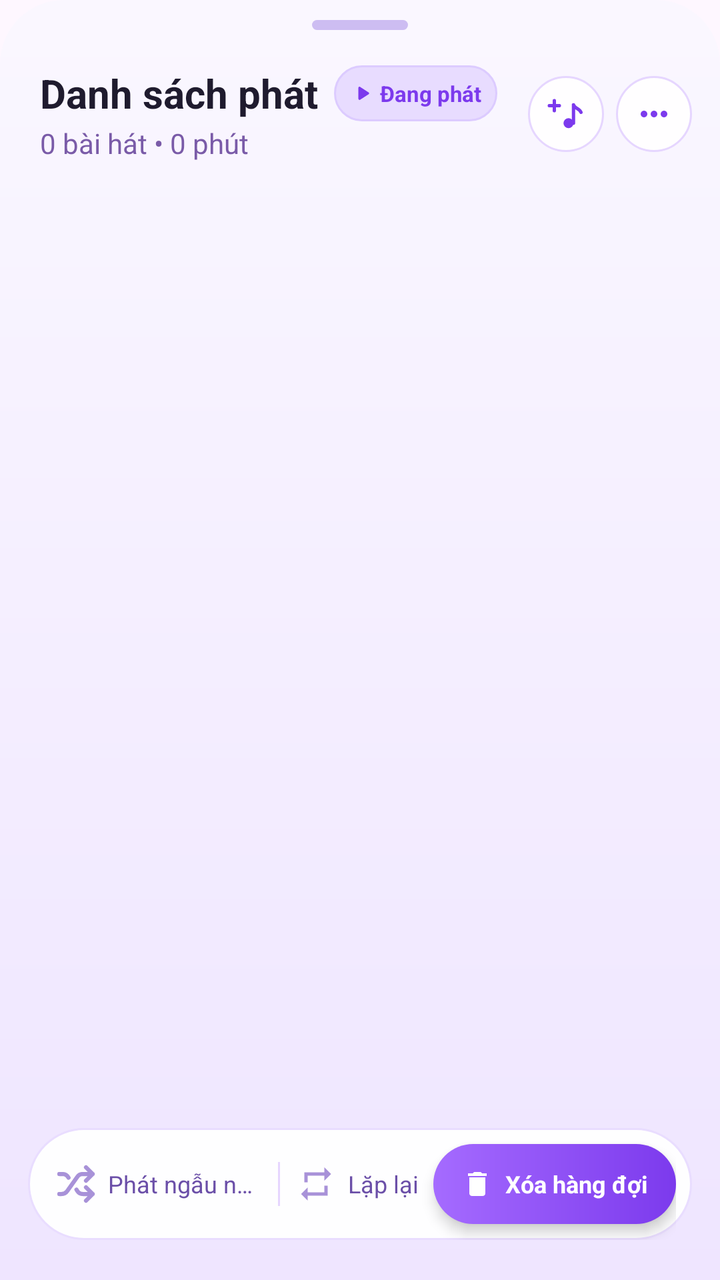
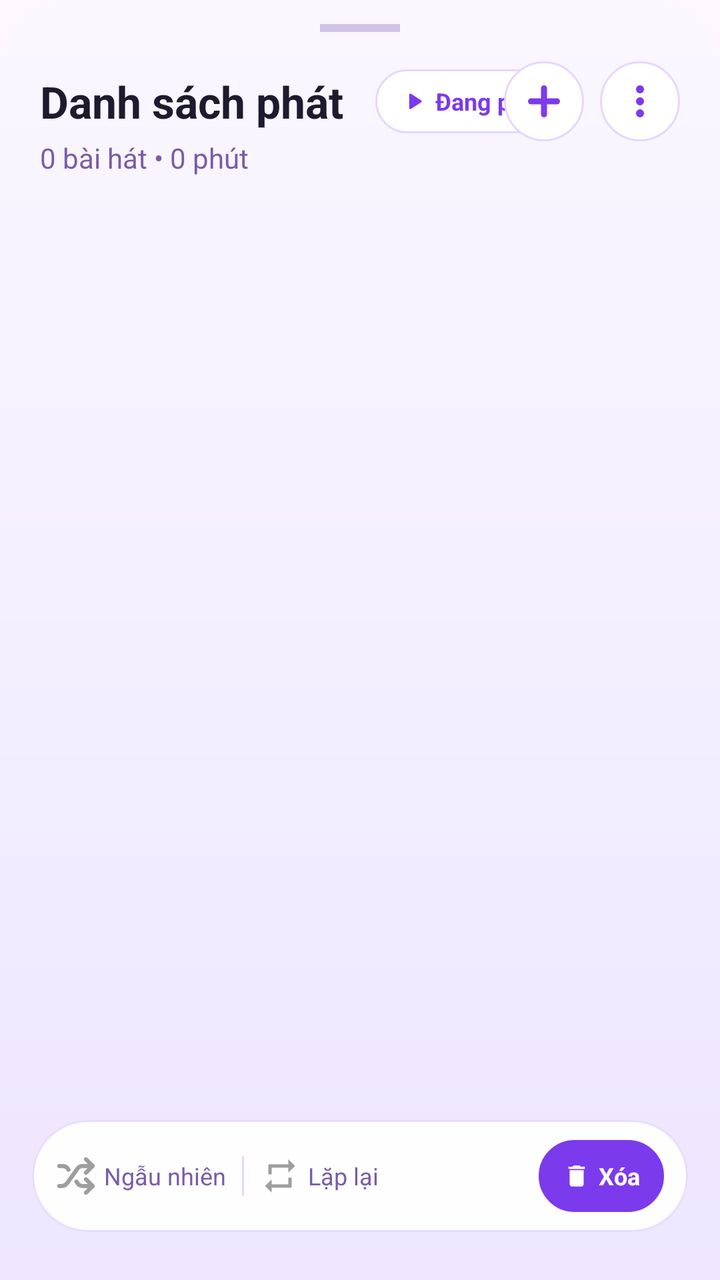

Two renders of the same Android screen: before a commit and after it. Below are the layout's source before the change and the commit's diff.
<!-- AndroidManifest.xml: application theme Theme.LocalMusic -->
<!-- res/layout/bottom_sheet_queue.xml -->
<?xml version="1.0" encoding="utf-8"?>
<androidx.constraintlayout.widget.ConstraintLayout xmlns:android="http://schemas.android.com/apk/res/android"
    xmlns:app="http://schemas.android.com/apk/res-auto"
    android:layout_width="match_parent"
    android:layout_height="match_parent"
    android:background="@drawable/bg_bottom_sheet_rounded">

    
    <View
        android:id="@+id/dragHandle"
        android:layout_width="48dp"
        android:layout_height="5dp"
        android:layout_marginTop="10dp"
        android:background="@drawable/bg_drag_handle"
        app:layout_constraintEnd_toEndOf="parent"
        app:layout_constraintStart_toStartOf="parent"
        app:layout_constraintTop_toTopOf="parent" />

    
    <TextView
        android:id="@+id/tvPlaylistTitle"
        android:layout_width="wrap_content"
        android:layout_height="wrap_content"
        android:layout_marginStart="20dp"
        android:layout_marginTop="18dp"
        android:ellipsize="end"
        android:maxLines="1"
        android:text="Danh sách phát"
        android:textColor="#1F1B2E"
        android:textSize="20sp"
        android:textStyle="bold"
        app:layout_constrainedWidth="true"
        app:layout_constraintEnd_toStartOf="@id/pillPlaying"
        app:layout_constraintHorizontal_bias="0"
        app:layout_constraintHorizontal_chainStyle="packed"
        app:layout_constraintStart_toStartOf="parent"
        app:layout_constraintTop_toBottomOf="@id/dragHandle" />

    <TextView
        android:id="@+id/tvPlaylistSubtitle"
        android:layout_width="wrap_content"
        android:layout_height="wrap_content"
        android:layout_marginTop="2dp"
        android:text="0 bài hát • 0 phút"
        android:textColor="#7A5BA8"
        android:textSize="14sp"
        app:layout_constraintStart_toStartOf="@id/tvPlaylistTitle"
        app:layout_constraintTop_toBottomOf="@id/tvPlaylistTitle" />

    
    <LinearLayout
        android:id="@+id/pillPlaying"
        android:layout_width="wrap_content"
        android:layout_height="28dp"
        android:layout_marginStart="8dp"
        android:layout_marginEnd="8dp"
        android:background="@drawable/bg_pill_playing"
        android:gravity="center_vertical"
        android:orientation="horizontal"
        android:paddingHorizontal="8dp"
        app:layout_constrainedWidth="true"
        app:layout_constraintBottom_toBottomOf="@id/tvPlaylistTitle"
        app:layout_constraintEnd_toStartOf="@id/btnAddSong"
        app:layout_constraintHorizontal_bias="0"
        app:layout_constraintStart_toEndOf="@id/tvPlaylistTitle"
        app:layout_constraintTop_toTopOf="@id/tvPlaylistTitle">

        <ImageView
            android:layout_width="12dp"
            android:layout_height="12dp"
            android:src="@drawable/ic_np_play"
            app:tint="#7C3AED" />

        <TextView
            android:layout_width="wrap_content"
            android:layout_height="wrap_content"
            android:layout_marginStart="3dp"
            android:maxLines="1"
            android:text="Đang phát"
            android:textColor="#7C3AED"
            android:textSize="11sp"
            android:textStyle="bold" />
    </LinearLayout>

    
    <ImageView
        android:id="@+id/btnAddSong"
        android:layout_width="38dp"
        android:layout_height="38dp"
        android:layout_marginEnd="6dp"
        android:background="@drawable/bg_sheet_circle_btn"
        android:padding="9dp"
        android:src="@drawable/ic_add_music"
        app:layout_constraintBottom_toBottomOf="@id/tvPlaylistSubtitle"
        app:layout_constraintEnd_toStartOf="@id/btnMoreOptions"
        app:layout_constraintTop_toTopOf="@id/tvPlaylistTitle"
        app:tint="#7C3AED" />

    <ImageView
        android:id="@+id/btnMoreOptions"
        android:layout_width="38dp"
        android:layout_height="38dp"
        android:layout_marginEnd="14dp"
        android:background="@drawable/bg_sheet_circle_btn"
        android:padding="9dp"
        android:src="@drawable/ic_more_horiz"
        app:layout_constraintBottom_toBottomOf="@id/tvPlaylistSubtitle"
        app:layout_constraintEnd_toEndOf="parent"
        app:layout_constraintTop_toTopOf="@id/tvPlaylistTitle"
        app:tint="#7C3AED" />

    
    <androidx.recyclerview.widget.RecyclerView
        android:id="@+id/rvQueue"
        android:layout_width="match_parent"
        android:layout_height="0dp"
        android:layout_marginTop="14dp"
        android:clipToPadding="false"
        android:paddingHorizontal="12dp"
        android:paddingBottom="110dp"
        app:layout_constraintBottom_toBottomOf="parent"
        app:layout_constraintTop_toBottomOf="@id/tvPlaylistSubtitle" />

    
    <LinearLayout
        android:id="@+id/bottomBar"
        android:layout_width="match_parent"
        android:layout_height="56dp"
        android:layout_marginHorizontal="14dp"
        android:layout_marginBottom="20dp"
        android:background="@drawable/bg_floating_bottom_bar"
        android:elevation="8dp"
        android:gravity="center_vertical"
        android:orientation="horizontal"
        android:paddingStart="14dp"
        android:paddingEnd="8dp"
        app:layout_constraintBottom_toBottomOf="parent">

        
        <LinearLayout
            android:id="@+id/groupShuffle"
            android:layout_width="0dp"
            android:layout_height="match_parent"
            android:layout_weight="1.5"
            android:clickable="true"
            android:focusable="true"
            android:gravity="center_vertical"
            android:orientation="horizontal">

            <ImageView
                android:id="@+id/btnShuffleBottom"
                android:layout_width="20dp"
                android:layout_height="20dp"
                android:src="@drawable/ic_shuffle"
                app:tint="#A892D8" />

            <TextView
                android:layout_width="0dp"
                android:layout_height="wrap_content"
                android:layout_marginStart="6dp"
                android:layout_weight="1"
                android:ellipsize="end"
                android:maxLines="1"
                android:text="Phát ngẫu nhiên"
                android:textColor="#6B4FA8"
                android:textSize="12sp" />
        </LinearLayout>

        <View
            android:layout_width="1dp"
            android:layout_height="22dp"
            android:layout_marginHorizontal="8dp"
            android:background="#E6D6FF" />

        
        <LinearLayout
            android:id="@+id/groupRepeat"
            android:layout_width="0dp"
            android:layout_height="match_parent"
            android:layout_weight="1"
            android:clickable="true"
            android:focusable="true"
            android:gravity="center_vertical"
            android:orientation="horizontal">

            <ImageView
                android:id="@+id/btnRepeatBottom"
                android:layout_width="20dp"
                android:layout_height="20dp"
                android:src="@drawable/ic_repeat"
                app:tint="#A892D8" />

            <TextView
                android:layout_width="0dp"
                android:layout_height="wrap_content"
                android:layout_marginStart="6dp"
                android:layout_weight="1"
                android:ellipsize="end"
                android:maxLines="1"
                android:text="Lặp lại"
                android:textColor="#6B4FA8"
                android:textSize="12sp" />
        </LinearLayout>

        
        <LinearLayout
            android:id="@+id/btnClearQueue"
            android:layout_width="wrap_content"
            android:layout_height="40dp"
            android:background="@drawable/bg_clear_queue_btn"
            android:elevation="4dp"
            android:gravity="center"
            android:orientation="horizontal"
            android:paddingHorizontal="14dp">

            <ImageView
                android:layout_width="16dp"
                android:layout_height="16dp"
                android:src="@drawable/ic_clear_all"
                app:tint="#FFFFFF" />

            <TextView
                android:layout_width="wrap_content"
                android:layout_height="wrap_content"
                android:layout_marginStart="6dp"
                android:maxLines="1"
                android:text="Xóa hàng đợi"
                android:textColor="#FFFFFF"
                android:textSize="12sp"
                android:textStyle="bold" />
        </LinearLayout>
    </LinearLayout>

</androidx.constraintlayout.widget.ConstraintLayout>
<!-- resources referenced by this layout -->
<resources>
  <!-- drawable bg_clear_queue_btn (drawable) -->
  <?xml version="1.0" encoding="utf-8"?>
  <shape xmlns:android="http://schemas.android.com/apk/res/android"
      android:shape="rectangle">
      <gradient
          android:angle="0"
          android:startColor="#A56BFF"
          android:endColor="#7C3AED" />
      <corners android:radius="22dp" />
  </shape>
  <!-- drawable bg_drag_handle (drawable) -->
  <?xml version="1.0" encoding="utf-8"?>
  <shape xmlns:android="http://schemas.android.com/apk/res/android"
      android:shape="rectangle">
      <solid android:color="#CDBDF2" />
      <corners android:radius="3dp" />
  </shape>
  <!-- drawable bg_floating_bottom_bar (drawable) -->
  <?xml version="1.0" encoding="utf-8"?>
  <shape xmlns:android="http://schemas.android.com/apk/res/android"
      android:shape="rectangle">
      <solid android:color="#F5FFFFFF" />
      <corners android:radius="28dp" />
      <stroke android:width="1dp" android:color="#E9DDFF" />
  </shape>
  <!-- drawable bg_pill_playing (drawable) -->
  <?xml version="1.0" encoding="utf-8"?>
  <shape xmlns:android="http://schemas.android.com/apk/res/android"
      android:shape="rectangle">
      <solid android:color="#E8DCFF" />
      <corners android:radius="16dp" />
      <stroke android:width="1dp" android:color="#DCCBFF" />
  </shape>
  <!-- drawable bg_sheet_circle_btn (drawable) -->
  <?xml version="1.0" encoding="utf-8"?>
  <shape xmlns:android="http://schemas.android.com/apk/res/android"
      android:shape="oval">
      <solid android:color="#F2FFFFFF" />
      <stroke android:width="1dp" android:color="#E6D6FF" />
  </shape>
  <!-- drawable ic_add_music (drawable) -->
  <vector xmlns:android="http://schemas.android.com/apk/res/android"
      android:width="24dp"
      android:height="24dp"
      android:viewportWidth="24"
      android:viewportHeight="24">
      
      <path
          android:pathData="M5,4 V10 M2,7 H8"
          android:strokeColor="#000000"
          android:strokeWidth="2"
          android:strokeLineCap="round" />
      
      <path
          android:fillColor="#000000"
          android:pathData="M10.5,17.5 a3,3 0 1,0 6,0 a3,3 0 1,0 -6,0 Z" />
      <path
          android:pathData="M16.5,17.5 V6.5 M16.5,6.5 C17.5,9 20,8.5 21,11"
          android:strokeColor="#000000"
          android:strokeWidth="2"
          android:strokeLineCap="round" />
  </vector>
  <!-- drawable ic_clear_all (drawable) -->
  <vector xmlns:android="http://schemas.android.com/apk/res/android"
      android:width="24dp"
      android:height="24dp"
      android:viewportWidth="24"
      android:viewportHeight="24">
    <path
        android:fillColor="#000000"
        android:pathData="M6,19c0,1.1 0.9,2 2,2h8c1.1,0 2,-0.9 2,-2V7H6v12zM19,4h-3.5l-1,-1h-5l-1,1H5v2h14V4z"/>
  </vector>
  <!-- drawable ic_more_horiz (drawable) -->
  <vector xmlns:android="http://schemas.android.com/apk/res/android"
      android:width="24dp"
      android:height="24dp"
      android:viewportWidth="24"
      android:viewportHeight="24">
      
      <path
          android:fillColor="#000000"
          android:pathData="M4,12 a2,2 0 1,0 4,0 a2,2 0 1,0 -4,0 Z M10,12 a2,2 0 1,0 4,0 a2,2 0 1,0 -4,0 Z M16,12 a2,2 0 1,0 4,0 a2,2 0 1,0 -4,0 Z" />
  </vector>
  <!-- drawable ic_repeat (drawable) -->
  <vector xmlns:android="http://schemas.android.com/apk/res/android" android:width="24dp" android:height="24dp" android:viewportWidth="24" android:viewportHeight="24">
      <path android:fillColor="#8B3DFF" android:pathData="M7,7h10v3l4,-4 -4,-4v3H5v6h2V7zm10,10H7v-3l-4,4 4,4v-3h12v-6h-2v4z"/>
  </vector>
  <style name="Theme.LocalMusic" parent="Theme.Material3.Light.NoActionBar">
          <item name="android:statusBarColor">@color/white</item>
          <item name="android:windowLightStatusBar">true</item>
          <item name="android:windowSplashScreenBackground">#000000</item>
          <item name="android:windowSplashScreenAnimatedIcon">@drawable/logo</item>
      </style>
  <color name="white">#FFFFFF</color>
  <!-- unchanged entries left out for length: 4 -->
</resources>

<!-- the commit's change to res/layout/bottom_sheet_queue.xml (unified diff, before → after) -->
@@ -8,223 +8,270 @@
     
     <View
         android:id="@+id/dragHandle"
-        android:layout_width="48dp"
-        android:layout_height="5dp"
-        android:layout_marginTop="10dp"
-        android:background="@drawable/bg_drag_handle"
+        android:layout_width="40dp"
+        android:layout_height="4dp"
+        android:layout_marginTop="12dp"
+        android:background="#D1C4E9"
         app:layout_constraintEnd_toEndOf="parent"
         app:layout_constraintStart_toStartOf="parent"
         app:layout_constraintTop_toTopOf="parent" />
 
     
-    <TextView
-        android:id="@+id/tvPlaylistTitle"
-        android:layout_width="wrap_content"
+    <androidx.constraintlayout.widget.ConstraintLayout
+        android:id="@+id/layoutNormalHeader"
+        android:layout_width="match_parent"
         android:layout_height="wrap_content"
-        android:layout_marginStart="20dp"
-        android:layout_marginTop="18dp"
-        android:ellipsize="end"
-        android:maxLines="1"
-        android:text="Danh sách phát"
-        android:textColor="#1F1B2E"
-        android:textSize="20sp"
-        android:textStyle="bold"
-        app:layout_constrainedWidth="true"
-        app:layout_constraintEnd_toStartOf="@id/pillPlaying"
-        app:layout_constraintHorizontal_bias="0"
-        app:layout_constraintHorizontal_chainStyle="packed"
-        app:layout_constraintStart_toStartOf="parent"
-        app:layout_constraintTop_toBottomOf="@id/dragHandle" />
-
-    <TextView
-        android:id="@+id/tvPlaylistSubtitle"
-        android:layout_width="wrap_content"
+        app:layout_constraintTop_toBottomOf="@id/dragHandle">
+
+        <TextView
+            android:id="@+id/tvPlaylistTitle"
+            android:layout_width="wrap_content"
+            android:layout_height="wrap_content"
+            android:layout_marginStart="20dp"
+            android:layout_marginTop="20dp"
+            android:text="Danh sách phát"
+            android:textColor="#1F1B2E"
+            android:textSize="22sp"
+            android:textStyle="bold"
+            app:layout_constraintStart_toStartOf="parent"
+            app:layout_constraintTop_toTopOf="parent" />
+
+        <TextView
+            android:id="@+id/tvPlaylistSubtitle"
+            android:layout_width="wrap_content"
+            android:layout_height="wrap_content"
+            android:layout_marginTop="4dp"
+            android:text="0 bài hát • 0 phút"
+            android:textColor="#7A5BA8"
+            android:textSize="14sp"
+            app:layout_constraintStart_toStartOf="@id/tvPlaylistTitle"
+            app:layout_constraintTop_toBottomOf="@id/tvPlaylistTitle" />
+
+        <LinearLayout
+            android:id="@+id/pillPlaying"
+            android:layout_width="wrap_content"
+            android:layout_height="32dp"
+            android:layout_marginStart="16dp"
+            android:background="@drawable/bg_pill_button_light"
+            android:gravity="center_vertical"
+            android:orientation="horizontal"
+            android:paddingHorizontal="12dp"
+            app:layout_constraintBottom_toBottomOf="@id/tvPlaylistTitle"
+            app:layout_constraintStart_toEndOf="@id/tvPlaylistTitle"
+            app:layout_constraintTop_toTopOf="@id/tvPlaylistTitle">
+
+            <ImageView
+                android:layout_width="14dp"
+                android:layout_height="14dp"
+                android:src="@drawable/ic_np_play"
+                app:tint="#7C3AED" />
+
+            <TextView
+                android:layout_width="wrap_content"
+                android:layout_height="wrap_content"
+                android:layout_marginStart="4dp"
+                android:text="Đang phát"
+                android:textColor="#7C3AED"
+                android:textSize="12sp"
+                android:textStyle="bold" />
+        </LinearLayout>
+
+        <ImageView
+            android:id="@+id/btnAddSong"
+            android:layout_width="40dp"
+            android:layout_height="40dp"
+            android:layout_marginEnd="8dp"
+            android:background="@drawable/bg_pill_button_light"
+            android:padding="8dp"
+            android:src="@drawable/ic_add_purple"
+            app:layout_constraintBottom_toBottomOf="@id/pillPlaying"
+            app:layout_constraintEnd_toStartOf="@id/btnMoreOptions"
+            app:layout_constraintTop_toTopOf="@id/pillPlaying"
+            app:tint="#7C3AED" />
+
+        <ImageView
+            android:id="@+id/btnMoreOptions"
+            android:layout_width="40dp"
+            android:layout_height="40dp"
+            android:layout_marginEnd="20dp"
+            android:background="@drawable/bg_pill_button_light"
+            android:padding="8dp"
+            android:src="@drawable/ic_more_vert"
+            app:layout_constraintBottom_toBottomOf="@id/pillPlaying"
+            app:layout_constraintEnd_toEndOf="parent"
+            app:layout_constraintTop_toTopOf="@id/pillPlaying"
+            app:tint="#7C3AED" />
+    </androidx.constraintlayout.widget.ConstraintLayout>
+
+    
+    <androidx.constraintlayout.widget.ConstraintLayout
+        android:id="@+id/layoutSelectionHeader"
+        android:layout_width="match_parent"
         android:layout_height="wrap_content"
-        android:layout_marginTop="2dp"
-        android:text="0 bài hát • 0 phút"
-        android:textColor="#7A5BA8"
-        android:textSize="14sp"
-        app:layout_constraintStart_toStartOf="@id/tvPlaylistTitle"
-        app:layout_constraintTop_toBottomOf="@id/tvPlaylistTitle" />
-
-    
-    <LinearLayout
-        android:id="@+id/pillPlaying"
-        android:layout_width="wrap_content"
-        android:layout_height="28dp"
-        android:layout_marginStart="8dp"
-        android:layout_marginEnd="8dp"
-        android:background="@drawable/bg_pill_playing"
-        android:gravity="center_vertical"
-        android:orientation="horizontal"
-        android:paddingHorizontal="8dp"
-        app:layout_constrainedWidth="true"
-        app:layout_constraintBottom_toBottomOf="@id/tvPlaylistTitle"
-        app:layout_constraintEnd_toStartOf="@id/btnAddSong"
-        app:layout_constraintHorizontal_bias="0"
-        app:layout_constraintStart_toEndOf="@id/tvPlaylistTitle"
-        app:layout_constraintTop_toTopOf="@id/tvPlaylistTitle">
-
-        <ImageView
-            android:layout_width="12dp"
-            android:layout_height="12dp"
-            android:src="@drawable/ic_np_play"
-            app:tint="#7C3AED" />
-
-        <TextView
-            android:layout_width="wrap_content"
-            android:layout_height="wrap_content"
-            android:layout_marginStart="3dp"
-            android:maxLines="1"
-            android:text="Đang phát"
-            android:textColor="#7C3AED"
-            android:textSize="11sp"
-            android:textStyle="bold" />
-    </LinearLayout>
-
-    
-    <ImageView
-        android:id="@+id/btnAddSong"
-        android:layout_width="38dp"
-        android:layout_height="38dp"
-        android:layout_marginEnd="6dp"
-        android:background="@drawable/bg_sheet_circle_btn"
-        android:padding="9dp"
-        android:src="@drawable/ic_add_music"
-        app:layout_constraintBottom_toBottomOf="@id/tvPlaylistSubtitle"
-        app:layout_constraintEnd_toStartOf="@id/btnMoreOptions"
-        app:layout_constraintTop_toTopOf="@id/tvPlaylistTitle"
-        app:tint="#7C3AED" />
-
-    <ImageView
-        android:id="@+id/btnMoreOptions"
-        android:layout_width="38dp"
-        android:layout_height="38dp"
-        android:layout_marginEnd="14dp"
-        android:background="@drawable/bg_sheet_circle_btn"
-        android:padding="9dp"
-        android:src="@drawable/ic_more_horiz"
-        app:layout_constraintBottom_toBottomOf="@id/tvPlaylistSubtitle"
-        app:layout_constraintEnd_toEndOf="parent"
-        app:layout_constraintTop_toTopOf="@id/tvPlaylistTitle"
-        app:tint="#7C3AED" />
+        android:visibility="gone"
+        app:layout_constraintTop_toBottomOf="@id/dragHandle">
+
+        
+        <LinearLayout
+            android:id="@+id/btnSelectAll"
+            android:layout_width="wrap_content"
+            android:layout_height="wrap_content"
+            android:layout_marginStart="20dp"
+            android:layout_marginTop="20dp"
+            android:gravity="center_vertical"
+            android:orientation="horizontal"
+            app:layout_constraintStart_toStartOf="parent"
+            app:layout_constraintTop_toTopOf="parent">
+
+            <ImageView
+                android:id="@+id/ivSelectAllIcon"
+                android:layout_width="24dp"
+                android:layout_height="24dp"
+                android:src="@drawable/ic_check_circle_outline"
+                app:tint="#7A5BA8" />
+
+            <TextView
+                android:layout_width="wrap_content"
+                android:layout_height="wrap_content"
+                android:layout_marginStart="8dp"
+                android:text="Tất cả"
+                android:textColor="#1F1B2E"
+                android:textSize="14sp" />
+        </LinearLayout>
+
+        <TextView
+            android:id="@+id/tvSelectedCount"
+            android:layout_width="wrap_content"
+            android:layout_height="wrap_content"
+            android:text="Đã chọn 0"
+            android:textColor="#1F1B2E"
+            android:textSize="18sp"
+            android:textStyle="bold"
+            app:layout_constraintBottom_toBottomOf="@id/btnSelectAll"
+            app:layout_constraintEnd_toEndOf="parent"
+            app:layout_constraintStart_toStartOf="parent"
+            app:layout_constraintTop_toTopOf="@id/btnSelectAll" />
+
+        
+        <LinearLayout
+            android:layout_width="wrap_content"
+            android:layout_height="wrap_content"
+            android:layout_marginEnd="20dp"
+            android:gravity="center_vertical"
+            android:orientation="horizontal"
+            app:layout_constraintBottom_toBottomOf="@id/btnSelectAll"
+            app:layout_constraintEnd_toEndOf="parent"
+            app:layout_constraintTop_toTopOf="@id/btnSelectAll">
+
+            <ImageView
+                android:id="@+id/btnDeleteSelected"
+                android:layout_width="32dp"
+                android:layout_height="32dp"
+                android:background="?attr/selectableItemBackgroundBorderless"
+                android:padding="6dp"
+                android:src="@drawable/ic_clear_all"
+                app:tint="#FF3B5C" />
+
+            <ImageView
+                android:id="@+id/btnCancelSelection"
+                android:layout_width="32dp"
+                android:layout_height="32dp"
+                android:layout_marginStart="12dp"
+                android:background="?attr/selectableItemBackgroundBorderless"
+                android:padding="6dp"
+                android:src="@drawable/ic_close"
+                app:tint="#1F1B2E" />
+        </LinearLayout>
+    </androidx.constraintlayout.widget.ConstraintLayout>
 
     
     <androidx.recyclerview.widget.RecyclerView
         android:id="@+id/rvQueue"
         android:layout_width="match_parent"
         android:layout_height="0dp"
-        android:layout_marginTop="14dp"
+        android:layout_marginTop="16dp"
         android:clipToPadding="false"
-        android:paddingHorizontal="12dp"
-        android:paddingBottom="110dp"
+        android:paddingHorizontal="16dp"
+        android:paddingBottom="100dp"
         app:layout_constraintBottom_toBottomOf="parent"
-        app:layout_constraintTop_toBottomOf="@id/tvPlaylistSubtitle" />
+        app:layout_constraintTop_toBottomOf="@id/layoutNormalHeader" />
 
     
     <LinearLayout
         android:id="@+id/bottomBar"
         android:layout_width="match_parent"
         android:layout_height="56dp"
-        android:layout_marginHorizontal="14dp"
-        android:layout_marginBottom="20dp"
+        android:layout_marginHorizontal="16dp"
+        android:layout_marginBottom="24dp"
         android:background="@drawable/bg_floating_bottom_bar"
         android:elevation="8dp"
         android:gravity="center_vertical"
         android:orientation="horizontal"
-        android:paddingStart="14dp"
-        android:paddingEnd="8dp"
+        android:paddingHorizontal="12dp"
         app:layout_constraintBottom_toBottomOf="parent">
 
-        
-        <LinearLayout
-            android:id="@+id/groupShuffle"
-            android:layout_width="0dp"
-            android:layout_height="match_parent"
-            android:layout_weight="1.5"
-            android:clickable="true"
-            android:focusable="true"
-            android:gravity="center_vertical"
-            android:orientation="horizontal">
-
-            <ImageView
-                android:id="@+id/btnShuffleBottom"
-                android:layout_width="20dp"
-                android:layout_height="20dp"
-                android:src="@drawable/ic_shuffle"
-                app:tint="#A892D8" />
-
-            <TextView
-                android:layout_width="0dp"
-                android:layout_height="wrap_content"
-                android:layout_marginStart="6dp"
-                android:layout_weight="1"
-                android:ellipsize="end"
-                android:maxLines="1"
-                android:text="Phát ngẫu nhiên"
-                android:textColor="#6B4FA8"
-                android:textSize="12sp" />
-        </LinearLayout>
+        <ImageView
+            android:id="@+id/btnShuffleBottom"
+            android:layout_width="20dp"
+            android:layout_height="20dp"
+            android:src="@drawable/ic_shuffle"
+            app:tint="#9E9E9E" />
+
+        <TextView
+            android:layout_width="wrap_content"
+            android:layout_height="wrap_content"
+            android:layout_marginStart="4dp"
+            android:text="Ngẫu nhiên"
+            android:textColor="#7A5BA8"
+            android:textSize="12sp" />
 
         <View
             android:layout_width="1dp"
-            android:layout_height="22dp"
+            android:layout_height="20dp"
             android:layout_marginHorizontal="8dp"
             android:background="#E6D6FF" />
 
-        
-        <LinearLayout
-            android:id="@+id/groupRepeat"
+        <ImageView
+            android:id="@+id/btnRepeatBottom"
+            android:layout_width="20dp"
+            android:layout_height="20dp"
+            android:src="@drawable/ic_repeat"
+            app:tint="#9E9E9E" />
+
+        <TextView
+            android:layout_width="wrap_content"
+            android:layout_height="wrap_content"
+            android:layout_marginStart="4dp"
+            android:text="Lặp lại"
+            android:textColor="#7A5BA8"
+            android:textSize="12sp" />
+
+        <Space
             android:layout_width="0dp"
-            android:layout_height="match_parent"
-            android:layout_weight="1"
-            android:clickable="true"
-            android:focusable="true"
-            android:gravity="center_vertical"
-            android:orientation="horizontal">
-
-            <ImageView
-                android:id="@+id/btnRepeatBottom"
-                android:layout_width="20dp"
-                android:layout_height="20dp"
-                android:src="@drawable/ic_repeat"
-                app:tint="#A892D8" />
-
-            <TextView
-                android:layout_width="0dp"
-                android:layout_height="wrap_content"
-                android:layout_marginStart="6dp"
-                android:layout_weight="1"
-                android:ellipsize="end"
-                android:maxLines="1"
-                android:text="Lặp lại"
-                android:textColor="#6B4FA8"
-                android:textSize="12sp" />
-        </LinearLayout>
-
-        
+            android:layout_height="wrap_content"
+            android:layout_weight="1" />
+
         <LinearLayout
             android:id="@+id/btnClearQueue"
             android:layout_width="wrap_content"
-            android:layout_height="40dp"
-            android:background="@drawable/bg_clear_queue_btn"
-            android:elevation="4dp"
-            android:gravity="center"
-            android:orientation="horizontal"
-            android:paddingHorizontal="14dp">
-
-            <ImageView
-                android:layout_width="16dp"
-                android:layout_height="16dp"
+            android:layout_height="36dp"
+            android:background="@drawable/bg_pill_button_light"
+            android:backgroundTint="#7C3AED"
+            android:gravity="center_vertical"
+            android:orientation="horizontal"
+            android:paddingHorizontal="12dp">
+
+            <ImageView
+                android:layout_width="14dp"
+                android:layout_height="14dp"
                 android:src="@drawable/ic_clear_all"
                 app:tint="#FFFFFF" />
 
             <TextView
                 android:layout_width="wrap_content"
                 android:layout_height="wrap_content"
-                android:layout_marginStart="6dp"
-                android:maxLines="1"
-                android:text="Xóa hàng đợi"
+                android:layout_marginStart="4dp"
+                android:text="Xóa"
                 android:textColor="#FFFFFF"
                 android:textSize="12sp"
                 android:textStyle="bold" />
<!-- resource entries referenced after the edit -->
@@ -1,22 +1,5 @@
 <!-- resources referenced by this layout -->
 <resources>
-  <!-- drawable bg_clear_queue_btn (drawable) -->
-  <?xml version="1.0" encoding="utf-8"?>
-  <shape xmlns:android="http://schemas.android.com/apk/res/android"
-      android:shape="rectangle">
-      <gradient
-          android:angle="0"
-          android:startColor="#A56BFF"
-          android:endColor="#7C3AED" />
-      <corners android:radius="22dp" />
-  </shape>
-  <!-- drawable bg_drag_handle (drawable) -->
-  <?xml version="1.0" encoding="utf-8"?>
-  <shape xmlns:android="http://schemas.android.com/apk/res/android"
-      android:shape="rectangle">
-      <solid android:color="#CDBDF2" />
-      <corners android:radius="3dp" />
-  </shape>
   <!-- drawable bg_floating_bottom_bar (drawable) -->
   <?xml version="1.0" encoding="utf-8"?>
   <shape xmlns:android="http://schemas.android.com/apk/res/android"
@@ -25,42 +8,32 @@
       <corners android:radius="28dp" />
       <stroke android:width="1dp" android:color="#E9DDFF" />
   </shape>
-  <!-- drawable bg_pill_playing (drawable) -->
+  <!-- drawable bg_pill_button_light (drawable) -->
   <?xml version="1.0" encoding="utf-8"?>
-  <shape xmlns:android="http://schemas.android.com/apk/res/android"
-      android:shape="rectangle">
-      <solid android:color="#E8DCFF" />
-      <corners android:radius="16dp" />
-      <stroke android:width="1dp" android:color="#DCCBFF" />
-  </shape>
-  <!-- drawable bg_sheet_circle_btn (drawable) -->
-  <?xml version="1.0" encoding="utf-8"?>
-  <shape xmlns:android="http://schemas.android.com/apk/res/android"
-      android:shape="oval">
-      <solid android:color="#F2FFFFFF" />
+  <shape xmlns:android="http://schemas.android.com/apk/res/android">
+      <solid android:color="#FFFFFF" />
+      <corners android:radius="24dp" />
       <stroke android:width="1dp" android:color="#E6D6FF" />
   </shape>
-  <!-- drawable ic_add_music (drawable) -->
+  <!-- drawable ic_add_purple (drawable) -->
+  <vector xmlns:android="http://schemas.android.com/apk/res/android"
+      android:width="24dp" android:height="24dp"
+      android:viewportWidth="24" android:viewportHeight="24">
+      <path
+          android:pathData="M12,5.5 v13 M5.5,12 h13"
+          android:strokeColor="#B45CFF"
+          android:strokeWidth="3.0"
+          android:strokeLineCap="round" />
+  </vector>
+  <!-- drawable ic_check_circle_outline (drawable) -->
   <vector xmlns:android="http://schemas.android.com/apk/res/android"
       android:width="24dp"
       android:height="24dp"
       android:viewportWidth="24"
       android:viewportHeight="24">
-      
-      <path
-          android:pathData="M5,4 V10 M2,7 H8"
-          android:strokeColor="#000000"
-          android:strokeWidth="2"
-          android:strokeLineCap="round" />
-      
-      <path
-          android:fillColor="#000000"
-          android:pathData="M10.5,17.5 a3,3 0 1,0 6,0 a3,3 0 1,0 -6,0 Z" />
-      <path
-          android:pathData="M16.5,17.5 V6.5 M16.5,6.5 C17.5,9 20,8.5 21,11"
-          android:strokeColor="#000000"
-          android:strokeWidth="2"
-          android:strokeLineCap="round" />
+    <path
+        android:fillColor="#000000"
+        android:pathData="M12,2C6.48,2 2,6.48 2,12s4.48,10 10,10 10,-4.48 10,-10S17.52,2 12,2zM12,20c-4.41,0 -8,-3.59 -8,-8s3.59,-8 8,-8 8,3.59 8,8 -3.59,8 -8,8z"/>
   </vector>
   <!-- drawable ic_clear_all (drawable) -->
   <vector xmlns:android="http://schemas.android.com/apk/res/android"
@@ -72,16 +45,25 @@
         android:fillColor="#000000"
         android:pathData="M6,19c0,1.1 0.9,2 2,2h8c1.1,0 2,-0.9 2,-2V7H6v12zM19,4h-3.5l-1,-1h-5l-1,1H5v2h14V4z"/>
   </vector>
-  <!-- drawable ic_more_horiz (drawable) -->
+  <!-- drawable ic_close (drawable) -->
   <vector xmlns:android="http://schemas.android.com/apk/res/android"
       android:width="24dp"
       android:height="24dp"
       android:viewportWidth="24"
       android:viewportHeight="24">
-      
+    <path
+        android:fillColor="#000000"
+        android:pathData="M19,6.41L17.59,5 12,10.59 6.41,5 5,6.41 10.59,12 5,17.59 6.41,19 12,13.41 17.59,19 19,17.59 13.41,12z"/>
+  </vector>
+  <!-- drawable ic_more_vert (drawable) -->
+  <vector xmlns:android="http://schemas.android.com/apk/res/android"
+      android:width="24dp"
+      android:height="24dp"
+      android:viewportWidth="24"
+      android:viewportHeight="24">
       <path
-          android:fillColor="#000000"
-          android:pathData="M4,12 a2,2 0 1,0 4,0 a2,2 0 1,0 -4,0 Z M10,12 a2,2 0 1,0 4,0 a2,2 0 1,0 -4,0 Z M16,12 a2,2 0 1,0 4,0 a2,2 0 1,0 -4,0 Z" />
+          android:fillColor="#5E35B1"
+          android:pathData="M12,8c1.1,0 2,-0.9 2,-2s-0.9,-2 -2,-2 -2,0.9 -2,2 0.9,2 2,2zM12,10c-1.1,0 -2,0.9 -2,2s0.9,2 2,2 2,-0.9 2,-2 -0.9,-2 -2,-2zM12,16c-1.1,0 -2,0.9 -2,2s0.9,2 2,2 2,-0.9 2,-2 -0.9,-2 -2,-2z" />
   </vector>
   <!-- drawable ic_repeat (drawable) -->
   <vector xmlns:android="http://schemas.android.com/apk/res/android" android:width="24dp" android:height="24dp" android:viewportWidth="24" android:viewportHeight="24">
